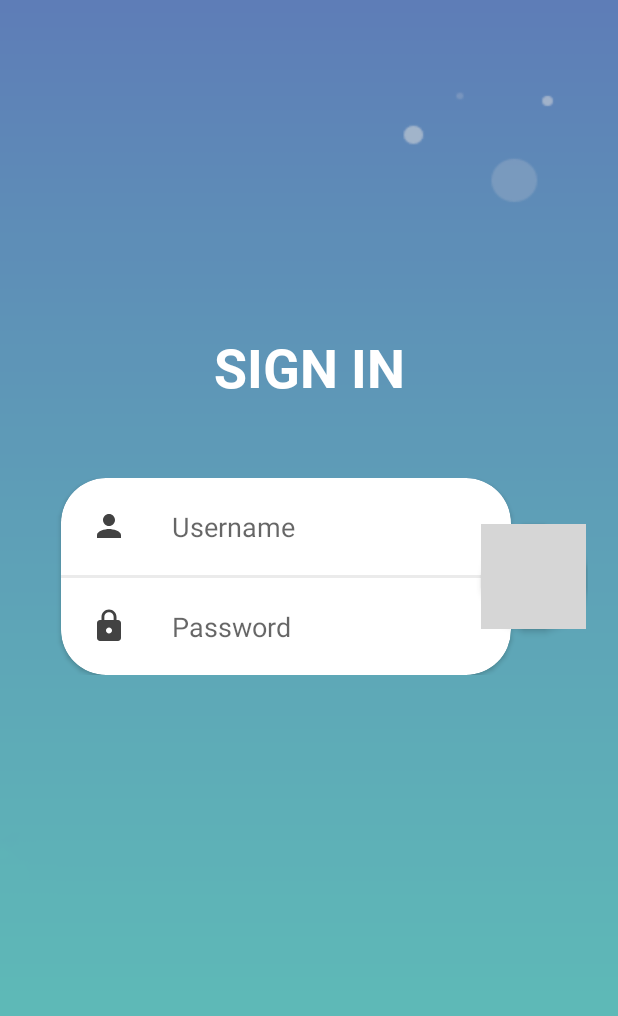
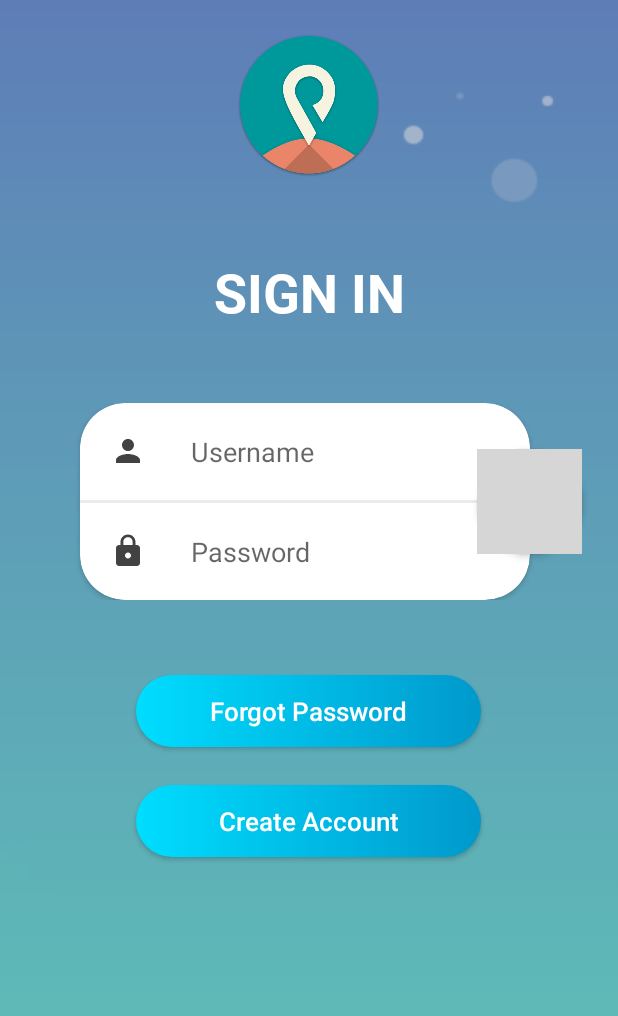
Before and after one commit to hridoy100/ParkInAndroid, an Android app: the screen it shows after launch (LoginActivity before the commit, MainActivity after it), on a phone screen of 412 x 824 dp. Shown: the top 1016 px of the screen. Run offline under Robolectric (Android 15) with nearby library versions, the phone set to English and light mode, and no system bars; grey boxes are pictures that could not be loaded.

Commit message:
Login UI created

```diff
--- a/app/src/main/AndroidManifest.xml
+++ b/app/src/main/AndroidManifest.xml
@@ -8,7 +8,8 @@
         android:label="@string/app_name"
         android:roundIcon="@mipmap/ic_launcher_parkin_round"
         android:supportsRtl="true"
-        android:theme="@style/AppTheme">
+        android:theme="@style/AppTheme"
+        >
         <activity android:name=".MapActivity"></activity>
         <activity android:name=".MainActivity">
             <intent-filter>
@@ -18,6 +19,8 @@
             </intent-filter>
         </activity>
         <activity android:name=".LoginActivity" />
+        <activity android:name=".HomeActivity" />
+
 
         <meta-data
             android:name="preloaded_fonts"
--- a/app/src/main/java/com/example/parkin/MainActivity.java
+++ b/app/src/main/java/com/example/parkin/MainActivity.java
@@ -1,11 +1,16 @@
 package com.example.parkin;
 
+import android.content.Context;
 import android.content.Intent;
+import android.content.SharedPreferences;
+import android.support.annotation.Nullable;
+import android.support.v7.app.AlertDialog;
 import android.support.v7.app.AppCompatActivity;
 import android.os.Bundle;
 import android.view.View;
 import android.view.animation.Animation;
 import android.view.animation.AnimationUtils;
+import android.widget.EditText;
 import android.widget.ImageView;
 import android.widget.LinearLayout;
 import android.widget.TextView;
@@ -13,88 +18,52 @@ import android.widget.Toast;
 
 public class MainActivity extends AppCompatActivity {
 
-    ImageView bgapp, clover, parkingAppIcon;
-    Animation bganim, cloveranim, homeTextShow;
-    LinearLayout textTopLayout, textParkIn, menus, garageLayout, nearbyLayout;
-    TextView textTop;
-    boolean loggedIn;
+    EditText username;
+    EditText password;
+
+    String usernameFromLocal;
+    String passwordFromLocal;
+    SharedPreferences loginDetails;
+
     @Override
     protected void onCreate(Bundle savedInstanceState) {
         super.onCreate(savedInstanceState);
-        setContentView(R.layout.activity_main);
+        setContentView(R.layout.login_window);
 
-        loggedIn = false;
-        bgapp = (ImageView) findViewById(R.id.bgapp);
-        clover = (ImageView) findViewById(R.id.clover);
-        textParkIn = (LinearLayout) findViewById(R.id.textParkIn);
-        textTopLayout = (LinearLayout) findViewById(R.id.textHome);
+        username = (EditText) findViewById(R.id.username);
+        password = (EditText) findViewById(R.id.password);
 
-        garageLayout = (LinearLayout) findViewById(R.id.garageLayout);
-        nearbyLayout = (LinearLayout) findViewById(R.id.nearbyLayout);
+//        loginDetails = this.getSharedPreferences("com.example.parkin", Context.MODE_PRIVATE);
+//
+//        usernameFromLocal= loginDetails.getString("username", "");
+//        passwordFromLocal = loginDetails.getString("password", "");
 
-        menus = (LinearLayout) findViewById(R.id.menus);
-        textTop = (TextView) findViewById(R.id.textTop);
-        parkingAppIcon = (ImageView) findViewById(R.id.parkingAppIcon);
-
-//        bganim = AnimationUtils.loadAnimation(this, R.anim.backgroundanim);
-//        bganim = AnimationUtils.loadAnimation(this, R.anim.cloveranim);
-        homeTextShow= AnimationUtils.loadAnimation(this, R.anim.hometextshow);
-
-        if(!loggedIn){
-            //textTop.setAlpha(0);
-            //textTop.setText("Verification");
-            //setContentView(R.layout.login_window);
-            showLoginWindow();
-        } else if(loggedIn){
-            showHomePage();
-        }
-
-
-    }
-
-    @Override
-    protected void onResume() {
-        super.onResume();
-        if(!loggedIn){
-            this.finish();
-        }
-    }
-
-
-    void showHomePage(){
-        bgapp.animate().translationY(-2100).alpha((float) 0.8).setDuration(800).setStartDelay(1000);
-        clover.animate().translationX(-400).alpha(0).setDuration(800).setStartDelay(1300);
-        parkingAppIcon.animate().translationY(-300).alpha(0).setDuration(800).setStartDelay(1000);
-        textParkIn.animate().alpha(0).setDuration(800).setStartDelay(1300);
-        //textTop.setAlpha(0);
-        menus.setAlpha(0);
-
-        textTop.setText("Home");
-            menus.setAlpha(1);
-            menus.startAnimation(homeTextShow);
-            nearbyLayout.setOnClickListener(new View.OnClickListener() {
-                @Override
-                public void onClick(View v) {
-                    Toast.makeText(getApplicationContext(),"Nearby Button Under Implementation", Toast.LENGTH_LONG).show();
-                }
-            });
-
-            garageLayout.setOnClickListener(new View.OnClickListener() {
-                @Override
-                public void onClick(View v) {
-                    Toast.makeText(getApplicationContext(),"Garage Button Under Implementation", Toast.LENGTH_LONG).show();
-                }
-            });
-        textTop.startAnimation(homeTextShow);
-        //menus.startAnimation(homeTextShow);
-
-        //textHome.animate().alpha(1).setDuration(800).setStartDelay(1300);
+//        System.out.println("username from local: " +usernameFromLocal+ "hu");
+//        if(!usernameFromLocal.equals("")){
+//            Intent homeIntent = new Intent(getApplicationContext(), HomeActivity.class);
+//            startActivity(homeIntent);
+//        }
 
     }
 
 
-    void showLoginWindow(){
-        Intent showLoginScreen = new Intent(getApplicationContext(), LoginActivity.class);
-        startActivity(showLoginScreen);
+    public void onLoginButton(View view){
+
+        System.out.println(username.getText());
+        System.out.println(password.getText());
+
+        if(username.getText().toString().equals("123") && password.getText().toString().equals("admin")){
+            Intent homeIntent = new Intent(getApplicationContext(), HomeActivity.class);
+            startActivity(homeIntent);
+        }
+        else {
+            Toast.makeText(getApplicationContext(), "Incorrect Username & Password", Toast.LENGTH_LONG).show();
+        }
+    }
+
+    @Override
+    protected void onRestart() {
+        super.onRestart();
+        this.finish();
     }
 }
--- /dev/null
+++ b/app/src/main/res/drawable/btn_ui_blue_rectangle.xml
@@ -0,0 +1,16 @@
+<?xml version="1.0" encoding="utf-8"?>
+<selector xmlns:android="http://schemas.android.com/apk/res/android">
+    <item android:state_pressed="true">
+        <shape android:shape="rectangle">
+            <solid android:color="@android:color/holo_blue_light"/>
+            <corners android:radius="100dp" />
+        </shape>
+    </item>
+    <item>
+        <shape android:shape="rectangle">
+            <gradient android:startColor="@android:color/holo_blue_bright"
+                android:endColor="@android:color/holo_blue_dark" />
+            <corners android:radius="100dp" />
+        </shape>
+    </item>
+</selector>
--- a/app/src/main/res/layout/activity_main.xml
+++ b/app/src/main/res/layout/activity_main.xml
@@ -4,7 +4,7 @@
     xmlns:tools="http://schemas.android.com/tools"
     android:layout_width="match_parent"
     android:layout_height="match_parent"
-    tools:context=".MainActivity">
+    tools:context=".HomeActivity">
 
     <ImageView
         android:id="@+id/clover"
--- a/app/src/main/res/layout/login_window.xml
+++ b/app/src/main/res/layout/login_window.xml
@@ -4,7 +4,7 @@
     xmlns:tools="http://schemas.android.com/tools"
     android:layout_width="match_parent"
     android:layout_height="match_parent"
-    tools:context="com.example.parkin.LoginActivity">
+    tools:context="com.example.parkin.MainActivity">
 
     <ImageView
         android:id="@+id/bgapp1"
@@ -25,13 +25,21 @@
         android:padding="20dp"
         >
 
+        <ImageView
+            android:layout_width="100dp"
+            android:layout_height="100dp"
+            android:src="@drawable/parkingappicon"
+            android:layout_gravity="center"
+            />
+
+
         <TextView
             android:id="@+id/signIn"
             android:layout_width="match_parent"
             android:layout_height="wrap_content"
             android:layout_gravity="center"
             android:layout_marginStart="8dp"
-            android:layout_marginTop="200dp"
+            android:layout_marginTop="50dp"
             android:layout_marginEnd="8dp"
             android:fontFamily="@font/roboto_bold"
             android:gravity="center_horizontal"
@@ -52,7 +60,7 @@
                 android:layout_width="300dp"
                 android:layout_height="wrap_content"
                 android:layout_gravity="left|center_vertical"
-                android:layout_marginLeft="20dp"
+                android:layout_marginLeft="30dp"
                 app:cardCornerRadius="30dp">
 
                 <RelativeLayout
@@ -88,7 +96,7 @@
                         android:drawableLeft="@drawable/ic_lock"
                         android:drawablePadding="30dp"
                         android:hint="Password"
-                        android:inputType="text"
+                        android:inputType="textPassword"
                         android:padding="10dp" />
 
                 </RelativeLayout>
@@ -99,15 +107,44 @@
             <ImageButton
                 android:layout_width="70dp"
                 android:layout_height="70dp"
-                android:background="@drawable/btn_ui"
-                android:layout_marginLeft="-20dp"
-                android:src="@drawable/ic_arrow"
                 android:layout_gravity="right|center"
+                android:layout_marginLeft="-35dp"
+                android:background="@drawable/btn_ui_blue_oval"
                 android:elevation="3dp"
-                />
+                android:onClick="onLoginButton"
+                android:src="@drawable/ic_arrow" />
 
         </LinearLayout>
 
+        <Button
+            android:layout_width="230dp"
+            android:layout_height="wrap_content"
+            android:layout_gravity="center"
+            android:layout_marginTop="50dp"
+            android:background="@drawable/btn_ui_blue_rectangle"
+            android:elevation="3dp"
+            android:onClick="onLoginButton"
+            android:textAllCaps="false"
+            android:text="Forgot Password"
+            android:textSize="17sp"
+            android:textColor="@android:color/background_light"
+
+             />
+
+        <Button
+            android:layout_width="230dp"
+            android:layout_height="wrap_content"
+            android:layout_gravity="center"
+            android:layout_marginTop="25dp"
+            android:background="@drawable/btn_ui_blue_rectangle"
+            android:elevation="3dp"
+            android:onClick="onLoginButton"
+            android:textAllCaps="false"
+            android:text="Create Account"
+            android:textSize="17sp"
+            android:textColor="@android:color/background_light"
+
+            />
 
     </LinearLayout>
 
```
Also changed, not shown: app/src/main/java/com/example/parkin/HomeActivity.java (added, +90 -0 lines), app/src/main/java/com/example/parkin/LoginActivity.java (+91 -3 lines), app/src/main/res/drawable/btn_ui_green_rectangle.xml (added, +16 -0 lines), app/src/main/res/drawable/btn_ui_blue_oval.xml (renamed from app/src/main/res/drawable/btn_ui.xml).
